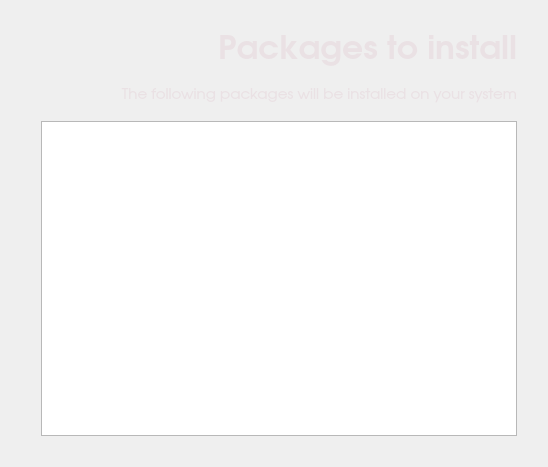
hmikihth/package-wizard, file modules_uic/multipleinstallator.ui: the form before one commit.
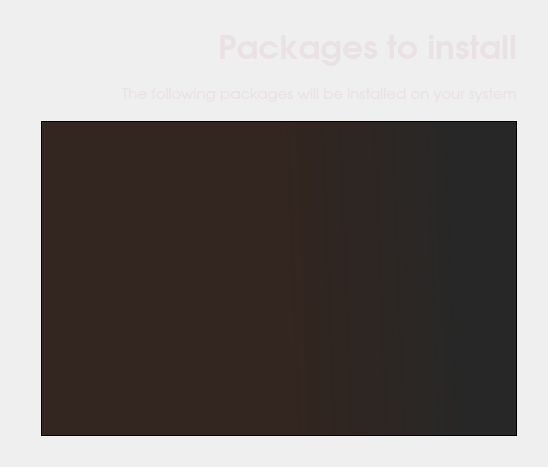
The form after the commit.

Diff of the .ui file:
```diff
--- a/modules_uic/multipleinstallator.ui
+++ b/modules_uic/multipleinstallator.ui
@@ -20,7 +20,20 @@
    <item row="5" column="1">
     <layout class="QVBoxLayout" name="verticalLayout">
      <item>
-      <widget class="QTextBrowser" name="textBrowser"/>
+      <widget class="QTextBrowser" name="textBrowser">
+       <property name="layoutDirection">
+        <enum>Qt::RightToLeft</enum>
+       </property>
+       <property name="autoFillBackground">
+        <bool>false</bool>
+       </property>
+       <property name="styleSheet">
+        <string notr="true">background-color:qlineargradient(spread:pad, x1:1, y1:0.601, x2:0.509, y2:0.613636, stop:0.220588 rgba(0, 0, 0, 213), stop:1 rgba(34, 19, 12, 234))</string>
+       </property>
+       <property name="openExternalLinks">
+        <bool>true</bool>
+       </property>
+      </widget>
      </item>
     </layout>
    </item>
```
